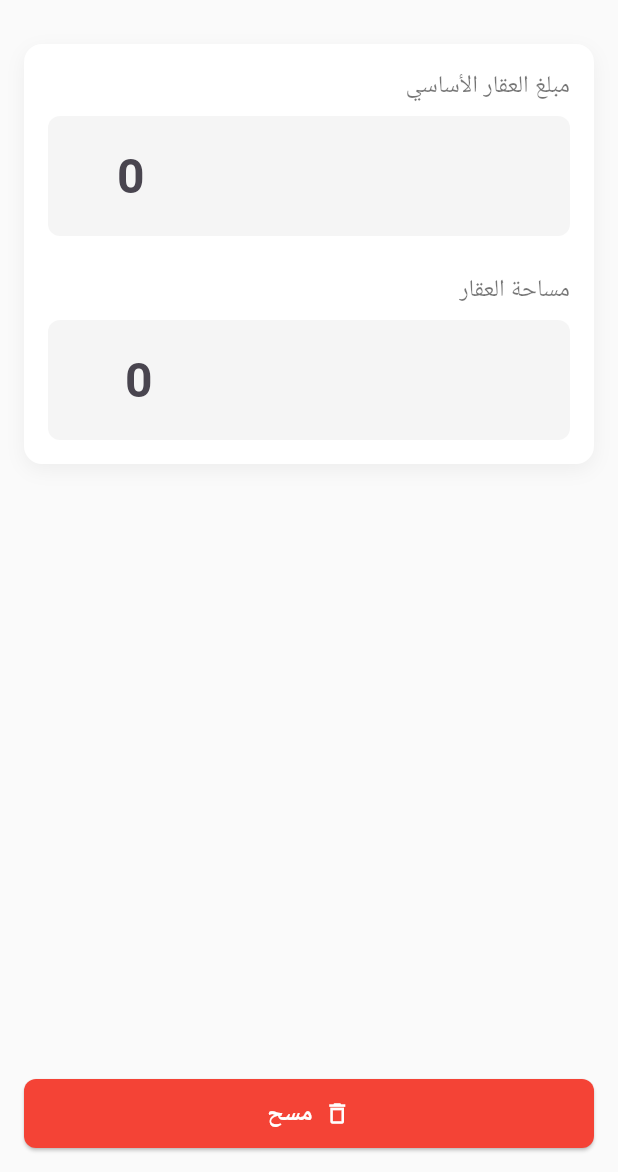
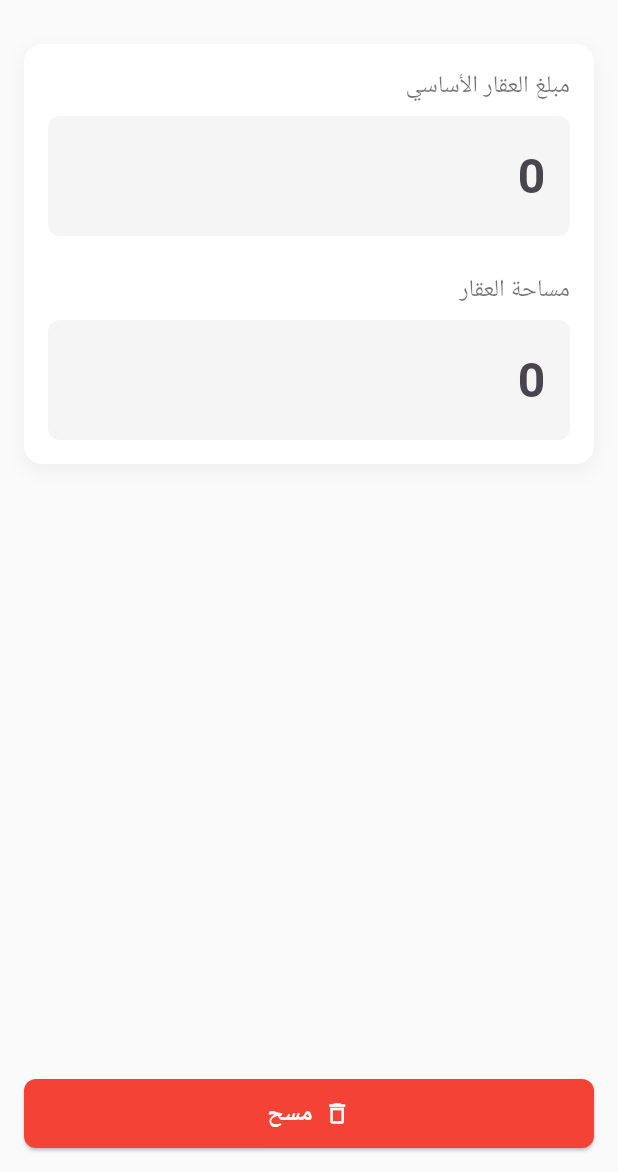
Before and after one commit to alwaleed1989/real_estate_calculator, a Flutter app: the screen it shows after launch, after a tap on "مسح", on a phone screen of 412 x 824 dp, the part 64-1236 px from its top. Run offline on Flutter 3.47's test engine with Material 3 defaults, Android fonts, the phone set to English and light mode, and no system bars; our stand-ins replace currency_text_input_formatter, google_fonts, shared_preferences; Roboto replaces fonts that are missing (Tajawal).

Commit message:
fix saving data and add currency text

```diff
--- a/lib/Screens/calculator/calculator.dart
+++ b/lib/Screens/calculator/calculator.dart
@@ -1,44 +1,17 @@
+// File: lib/Screens/calculator_screen.dart
+
+import 'package:currency_text_input_formatter/currency_text_input_formatter.dart'; // ✔️ ADDED
 import 'package:flutter/material.dart';
-import 'package:flutter/services.dart'; // Required for TextInputFormatter
+import 'package:flutter/services.dart';
 import 'package:flutter_localizations/flutter_localizations.dart';
 import 'package:google_fonts/google_fonts.dart';
 import 'package:intl/intl.dart';
 import 'package:real_estate_calculator/Screens/Info/infoScreen.dart';
-import 'package:shared_preferences/shared_preferences.dart'; // Required for SharedPreferences
+import 'package:shared_preferences/shared_preferences.dart';
 import '../setting/SettingScreen.dart';
-import '../setting/setting.dart'; // Corrected import for your settings.dart
-// import 'calculator_methods.dart'; // Assuming this exists and is correct, but not directly used here
+import '../setting/setting.dart';
 
-// MaxValueTextInputFormatter class (as provided previously)
-class MaxValueTextInputFormatter extends TextInputFormatter {
-  final double maxValue;
-  final int decimalDigits;
-
-  MaxValueTextInputFormatter({this.maxValue = double.infinity, this.decimalDigits = 2});
-
-  @override
-  TextEditingValue formatEditUpdate(
-      TextEditingValue oldValue,
-      TextEditingValue newValue,
-      ) {
-    if (newValue.text.isEmpty) {
-      return newValue;
-    }
-
-    final RegExp regex = RegExp(r'^\d*\.?\d{0,' + decimalDigits.toString() + r'}$');
-    if (!regex.hasMatch(newValue.text)) {
-      return oldValue;
-    }
-
-    final double? parsedValue = double.tryParse(newValue.text);
-
-    if (parsedValue != null && parsedValue > maxValue) {
-      return oldValue;
-    }
-
-    return newValue;
-  }
-}
+// ✔️ REMOVED: The MaxValueTextInputFormatter class is no longer needed.
 
 class RealEstateCalculatorApp extends StatelessWidget {
   const RealEstateCalculatorApp({super.key});
@@ -82,72 +55,78 @@ class CalculatorScreen extends StatefulWidget {
 
 class _CalculatorScreenState extends State<CalculatorScreen> {
   final _amountController = TextEditingController();
-  final _sizeassetController = TextEditingController(); // Renamed for consistency
+  final _sizeassetController = TextEditingController();
   final _currencyFormatter = NumberFormat("#,##0.00", "ar_SA");
 
-  // State variables for calculations
+  // ✔️ ADDED: Define the formatter as a state variable
+  final CurrencyTextInputFormatter _amountFormatter = CurrencyTextInputFormatter.currency(
+    locale: 'ar_SA',
+    decimalDigits: 0,
+    symbol: 'ر.س ',
+    // enableGrouping: true,
+  );
+
   double _baseAmount = 0.0;
   double _taxAmount = 0.0;
   double _commissionAmount = 0.0;
   double _totalAmount = 0.0;
   bool _showResults = false;
-  String _pricePerUnitSizeText = ""; // Changed to String, initialized as empty
+  String _pricePerUnitSizeText = "";
 
-  // --- SETTINGS STATE ---
-  // Default values set here and also in _loadSettings as fallbacks
-  double _taxRate = 0.05; // Default 5%
-  double _commissionRate = 0.025; // Default 2.5%
+  double _taxRate = 0.05; // 5%
+  double _commissionRate = 0.025; // 2.5%
   bool _isTaxExempt = false;
 
   @override
   void initState() {
     super.initState();
-    // Load settings from SharedPreferences
     _loadSettings();
-    // Use a single listener for both controllers to trigger full recalculation
     _amountController.addListener(_recalculateAll);
     _sizeassetController.addListener(_recalculateAll);
   }
 
   @override
   void dispose() {
-    // Remove listeners before disposing controllers
     _amountController.removeListener(_recalculateAll);
     _sizeassetController.removeListener(_recalculateAll);
     _amountController.dispose();
     _sizeassetController.dispose();
-    super.dispose(); // Only one super.dispose() call
+    super.dispose();
   }
 
-  // Method to load settings from shared preferences
   Future<void> _loadSettings() async {
     final prefs = await SharedPreferences.getInstance();
     setState(() {
-      _taxRate = prefs.getDouble('vat_percentage') ?? 5;
-      _commissionRate = prefs.getDouble('pursuit_fee_percentage') ?? 2.5;
+      _taxRate = prefs.getDouble('vat_percentage') ?? 0.05;
+      _commissionRate = prefs.getDouble('pursuit_fee_percentage') ?? 0.025;
       _isTaxExempt = prefs.getBool('is_tax_exempt') ?? false;
     });
-    _recalculateAll(); // Recalculate after loading settings
+    _recalculateAll();
   }
 
-  // Combined method to trigger all calculations
-  void _recalculateAll() {
-    _calculate(); // Updates _baseAmount, _taxAmount, _commissionAmount, _totalAmount
-    _calculatePricePerUnit(); // Uses the updated _totalAmount
+  Future<void> _saveSettingsToPrefs(CalculatorSettings settings) async {
+    final prefs = await SharedPreferences.getInstance();
+    await prefs.setDouble('vat_percentage', settings.taxRate);
+    await prefs.setDouble('pursuit_fee_percentage', settings.commissionRate);
+    await prefs.setBool('is_tax_exempt', settings.isTaxExempt);
   }
 
-  // Updated calculation logic to use settings state
+  void _recalculateAll() {
+    _calculate();
+    _calculatePricePerUnit();
+  }
+
+  // ✔️ MODIFIED: Get the unformatted value from the formatter
   void _calculate() {
-    final amountText = _amountController.text;
-    final baseValue = double.tryParse(amountText) ?? 0;
+    // This now correctly reads the number from the formatted text
+    final baseValue = _amountFormatter.getUnformattedValue().toDouble();
 
     setState(() {
       _baseAmount = baseValue;
       if (_baseAmount > 0) {
-        // Calculate tax only if not exempt
         _taxAmount = _isTaxExempt ? 0 : _baseAmount * _taxRate;
         _commissionAmount = _baseAmount * _commissionRate;
-        _totalAmount = _baseAmount + _taxAmount /100 + _commissionAmount / 100;
+        _totalAmount = _baseAmount + _taxAmount + _commissionAmount;
         _showResults = true;
       } else {
         _taxAmount = 0.0;
@@ -159,42 +138,38 @@ class _CalculatorScreenState extends State<CalculatorScreen> {
   }
 
   void _calculatePricePerUnit() {
-    final sizeText = _sizeassetController.text; // Use the correct controller
+    final sizeText = _sizeassetController.text;
     final sizeValue = double.tryParse(sizeText);
-
-    final currentTotalAmount = _totalAmount; // Use the already calculated total
+    final currentTotalAmount = _totalAmount;
 
     setState(() {
       if (sizeValue != null && sizeValue > 0 && currentTotalAmount > 0) {
         final pricePerUnit = currentTotalAmount / sizeValue;
-
-        // Formatter for the price per unit
         final unitPriceFormatter = NumberFormat.currency(
           locale: 'ar_SA',
-          symbol: 'ر.س', // Correct currency symbol
+          symbol: 'ر.س',
           decimalDigits: 2,
         );
-        _pricePerUnitSizeText = "${unitPriceFormatter.format(pricePerUnit)} /  متر "; // Corrected suffix
+        _pricePerUnitSizeText = "${unitPriceFormatter.format(pricePerUnit)} /  متر ";
       } else {
-        _pricePerUnitSizeText = ""; // Clear if inputs are invalid
+        _pricePerUnitSizeText = "";
       }
     });
   }
 
   void _clearInput() {
     _amountController.clear();
-    _sizeassetController.clear(); // Clear the size controller too
+    _sizeassetController.clear();
     setState(() {
       _baseAmount = 0.0;
       _taxAmount = 0.0;
       _commissionAmount = 0.0;
       _totalAmount = 0.0;
       _showResults = false;
-      _pricePerUnitSizeText = ""; // Reset price per unit text
+      _pricePerUnitSizeText = "";
     });
   }
 
-  // --- Method to open settings ---
   void _openSettings() async {
     final newSettings = await showModalBottomSheet<CalculatorSettings>(
       context: context,
@@ -207,12 +182,13 @@ class _CalculatorScreenState extends State<CalculatorScreen> {
     );
 
     if (newSettings != null) {
+      await _saveSettingsToPrefs(newSettings);
       setState(() {
         _taxRate = newSettings.taxRate;
         _commissionRate = newSettings.commissionRate;
         _isTaxExempt = newSettings.isTaxExempt;
       });
-      _recalculateAll(); // Recalculate with new rates
+      _recalculateAll();
     }
   }
 
@@ -227,7 +203,7 @@ class _CalculatorScreenState extends State<CalculatorScreen> {
         elevation: 0,
         leading: IconButton(
           icon: const Icon(Icons.info_outline, color: Colors.black),
-            tooltip: 'Menu', // Tooltip for accessibility
+          tooltip: 'Menu',
           onPressed: () {
             showModalBottomSheet(context: context, builder: (context) => Infoscreen(),);
           },
@@ -237,7 +213,6 @@ class _CalculatorScreenState extends State<CalculatorScreen> {
             icon: Icon(Icons.settings_outlined, color: Colors.grey[600]),
             onPressed: _openSettings,
           ),
-
         ],
       ),
       body: Padding(
@@ -252,7 +227,6 @@ class _CalculatorScreenState extends State<CalculatorScreen> {
                     _buildInputCard(),
                     const SizedBox(height: 24),
                     _buildResultsCard(),
-
                     const SizedBox(height: 16),
                   ],
                 ),
@@ -288,11 +262,12 @@ class _CalculatorScreenState extends State<CalculatorScreen> {
             style: TextStyle(fontSize: 16, color: Colors.black54),
           ),
           const SizedBox(height: 8),
+          // ✔️ MODIFIED: This TextField now uses the CurrencyTextInputFormatter
           TextField(
             controller: _amountController,
-            keyboardType: const TextInputType.numberWithOptions(decimal: true),
+            keyboardType: TextInputType.number,
             style: const TextStyle(fontSize: 32, fontWeight: FontWeight.bold),
-            textAlign: TextAlign.left,
+            textAlign: TextAlign.right,
             decoration: InputDecoration(
               filled: true,
               fillColor: Colors.grey[100],
@@ -301,24 +276,24 @@ class _CalculatorScreenState extends State<CalculatorScreen> {
                 borderSide: BorderSide.none,
               ),
               hintText: '0',
-              suffixText: 'ر.س', // Removed extra space
-              suffixStyle: TextStyle(fontSize: 18, color: Colors.grey[500]),
+              contentPadding: const EdgeInsets.symmetric(vertical: 16.0, horizontal: 12.0),
             ),
             inputFormatters: [
-              MaxValueTextInputFormatter(maxValue: 10000000.0, decimalDigits: 2),
+              _amountFormatter,
             ],
           ),
-          const SizedBox(height: 24), // Spacing between amount and size fields
+          const SizedBox(height: 24),
           const Text(
             'مساحة العقار',
             style: TextStyle(fontSize: 16, color: Colors.black54),
           ),
           const SizedBox(height: 8),
+          // ✔️ MODIFIED: Improved this TextField for consistency
           TextField(
-            controller: _sizeassetController, // Use the corrected controller name
+            controller: _sizeassetController,
             keyboardType: const TextInputType.numberWithOptions(decimal: true),
             style: const TextStyle(fontSize: 32, fontWeight: FontWeight.bold),
-            textAlign: TextAlign.left,
+            textAlign: TextAlign.right,
             decoration: InputDecoration(
               filled: true,
               fillColor: Colors.grey[100],
@@ -327,11 +302,12 @@ class _CalculatorScreenState extends State<CalculatorScreen> {
                 borderSide: BorderSide.none,
               ),
               hintText: '0',
-              suffixText: '   متر', // Corrected unit suffix, removed extra space
+              suffixText: 'متر',
               suffixStyle: TextStyle(fontSize: 18, color: Colors.grey[500]),
             ),
             inputFormatters: [
-              MaxValueTextInputFormatter(maxValue: 10000.0, decimalDigits: 2), // Example max for size
+              FilteringTextInputFormatter.allow(RegExp(r'^\d+\.?\d{0,2}')),
+              LengthLimitingTextInputFormatter(10),
             ],
           ),
         ],
@@ -340,9 +316,8 @@ class _CalculatorScreenState extends State<CalculatorScreen> {
   }
 
   Widget _buildResultsCard() {
-    // Determine the tax label based on exemption status
-    final taxLabel = _isTaxExempt ? 'الضريبة (معفي)' : 'الضريبة (${(_taxRate  ).toStringAsFixed(1)}%)'; // Corrected
-    final commissionLabel = 'السعي (${(_commissionRate ).toStringAsFixed(1)}%)'; // Corrected
+    final taxLabel = _isTaxExempt ? 'الضريبة (معفي)' : 'الضريبة (${(_taxRate * 100).toStringAsFixed(1)}%)';
+    final commissionLabel = 'السعي (${(_commissionRate * 100).toStringAsFixed(1)}%)';
 
     return AnimatedOpacity(
       duration: const Duration(milliseconds: 400),
@@ -369,9 +344,8 @@ class _CalculatorScreenState extends State<CalculatorScreen> {
             ),
             const SizedBox(height: 16),
             _buildResultRow('المبلغ الأساسي', _baseAmount),
-            _buildResultRow(taxLabel, _taxAmount / 100),
-            _buildResultRow(commissionLabel, _commissionAmount / 100), // Removed /100 division
-            // Conditionally display price per unit if calculated
+            _buildResultRow(taxLabel, _taxAmount),
+            _buildResultRow(commissionLabel, _commissionAmount),
             if (_pricePerUnitSizeText.isNotEmpty)
               const Divider(height: 24),
 
@@ -379,7 +353,6 @@ class _CalculatorScreenState extends State<CalculatorScreen> {
             const Divider(height: 24),
 
             _buildTotalRow('الإجمالي', _totalAmount),
-
           ],
         ),
       ),
@@ -393,7 +366,6 @@ class _CalculatorScreenState extends State<CalculatorScreen> {
         mainAxisAlignment: MainAxisAlignment.spaceBetween,
         children: [
           Text(label, style: const TextStyle(fontSize: 16, color: Colors.black54)),
-
           Text(
             '${_currencyFormatter.format(value)} ر.س',
             style: const TextStyle(fontSize: 16, fontWeight: FontWeight.w500),
@@ -403,16 +375,15 @@ class _CalculatorScreenState extends State<CalculatorScreen> {
     );
   }
 
-  // New helper widget to display a row with a label and a pre-formatted text value
   Widget _buildTextResultRow(String label, String formattedValue) {
     return Padding(
       padding: const EdgeInsets.symmetric(vertical: 4.0),
       child: Row(
         mainAxisAlignment: MainAxisAlignment.spaceBetween,
         children: [
-          Text(label, style: const TextStyle(fontSize: 11, color: Colors.black54)), // Changed font size to 16
+          Text(label, style: const TextStyle(fontSize: 11, color: Colors.black54)),
           Text(
-            formattedValue, // Use the already formatted string
+            formattedValue,
             style: const TextStyle(fontSize: 12, fontWeight: FontWeight.w500),
           ),
         ],
@@ -437,14 +408,12 @@ class _CalculatorScreenState extends State<CalculatorScreen> {
     );
   }
 
-
-
   Widget _buildClearButton() {
     return SizedBox(
       width: double.infinity,
       child: ElevatedButton.icon(
         icon: const Icon(Icons.delete_outline),
-        label: const Text('مسح'), // Removed redundant style
+        label: const Text('مسح'),
         onPressed: _clearInput,
         style: ElevatedButton.styleFrom(
           backgroundColor: Colors.red,
--- a/lib/Screens/setting/SettingScreen.dart
+++ b/lib/Screens/setting/SettingScreen.dart
@@ -1,4 +1,4 @@
-
+// File: lib/Screens/setting/SettingScreen.dart
 
 import 'package:flutter/material.dart';
 import 'package:real_estate_calculator/Screens/setting/setting.dart';
@@ -24,12 +24,12 @@ class _SettingsBottomSheetState extends State<SettingsBottomSheet> {
   late TextEditingController _commissionController;
   late bool _isTaxExempt;
 
+  // ✔️ CORRECTED: Converts decimal rate to percentage for display
   @override
   void initState() {
     super.initState();
-    // Initialize controllers and state with the values from the main screen
-    _taxController = TextEditingController(text: (widget.initialTaxRate ).toStringAsFixed(1));
-    _commissionController = TextEditingController(text: (widget.initialCommissionRate ).toStringAsFixed(1));
+    _taxController = TextEditingController(text: (widget.initialTaxRate * 100).toStringAsFixed(1));
+    _commissionController = TextEditingController(text: (widget.initialCommissionRate * 100).toStringAsFixed(1));
     _isTaxExempt = widget.isTaxExempt;
   }
 
@@ -40,24 +40,23 @@ class _SettingsBottomSheetState extends State<SettingsBottomSheet> {
     super.dispose();
   }
 
-  // Save and close the sheet, passing the new settings back
+  // ✔️ CORRECTED: Converts percentage input back to decimal for calculations
   void _saveSettings() {
+    final double taxRateFromInput = (double.tryParse(_taxController.text) ?? 5.0) / 100;
+    final double commissionRateFromInput = (double.tryParse(_commissionController.text) ?? 2.5) / 100;
+
     final newSettings = CalculatorSettings(
-      // Convert percentage string back to a decimal value
-      taxRate: (double.tryParse(_taxController.text) ?? 2) ,
-      commissionRate: (double.tryParse(_commissionController.text) ?? 2) ,
+      taxRate: taxRateFromInput,
+      commissionRate: commissionRateFromInput,
       isTaxExempt: _isTaxExempt,
     );
-    // Pop the sheet and return the new settings object
     Navigator.of(context).pop(newSettings);
   }
 
   @override
   Widget build(BuildContext context) {
-    // Wrap the content in a SingleChildScrollView to prevent overflow when the keyboard appears.
     return SingleChildScrollView(
       child: Padding(
-        // Add padding to the content and also to account for the keyboard.
         padding: EdgeInsets.only(
           bottom: MediaQuery.of(context).viewInsets.bottom + 16,
           left: 16,
@@ -65,7 +64,7 @@ class _SettingsBottomSheetState extends State<SettingsBottomSheet> {
           top: 16,
         ),
         child: Column(
-          mainAxisSize: MainAxisSize.min, // Make the sheet only as tall as its content
+          mainAxisSize: MainAxisSize.min,
           crossAxisAlignment: CrossAxisAlignment.start,
           children: [
             Row(
@@ -77,13 +76,12 @@ class _SettingsBottomSheetState extends State<SettingsBottomSheet> {
             ),
             const SizedBox(height: 20),
 
-            // --- Tax Settings ---
             const Text('الضريبة', style: TextStyle(fontWeight: FontWeight.bold, fontSize: 16)),
             const SizedBox(height: 8),
             _buildTextField(
                 controller: _taxController,
                 label: 'نسبة الضريبة',
-                enabled: !_isTaxExempt // Disable if tax is exempt
+                enabled: !_isTaxExempt
             ),
             SwitchListTile(
               title: const Text('معفي من الضريبه'),
@@ -99,7 +97,6 @@ class _SettingsBottomSheetState extends State<SettingsBottomSheet> {
 
             const Divider(height: 32),
 
-            // --- Commission Settings ---
             const Text('السعي', style: TextStyle(fontWeight: FontWeight.bold, fontSize: 16)),
             const SizedBox(height: 8),
             _buildTextField(
@@ -110,7 +107,6 @@ class _SettingsBottomSheetState extends State<SettingsBottomSheet> {
 
             const SizedBox(height: 24),
 
-            // --- Save Button ---
             SizedBox(
               width: double.infinity,
               child: ElevatedButton.icon(
@@ -135,7 +131,6 @@ class _SettingsBottomSheetState extends State<SettingsBottomSheet> {
     );
   }
 
-  // Helper widget for creating styled text fields
   Widget _buildTextField({required TextEditingController controller, required String label, required bool enabled}) {
     return TextField(
       controller: controller,
--- a/pubspec.yaml
+++ b/pubspec.yaml
@@ -7,6 +7,7 @@ environment:
   sdk: '>=3.2.3 <4.0.0'
 
 dependencies:
+  currency_text_input_formatter: ^2.3.0
   flutter:
     sdk: flutter
   flutter_localizations: # Required for RTL support
@@ -17,7 +18,7 @@ dependencies:
   google_mobile_ads: ^5.1.0 # تأكد من استخدام أحدث إصدار
 
   # For number formatting (e.g., adding commas to currency)
-  intl: ^0.19.0  # ✅ السطر الصحيح
+#  intl: ^0.19.0
 
 
 dev_dependencies:
```
Also changed, not shown: pubspec.lock, 1 other file. Lines whose indentation alone changed are shown as unchanged.
